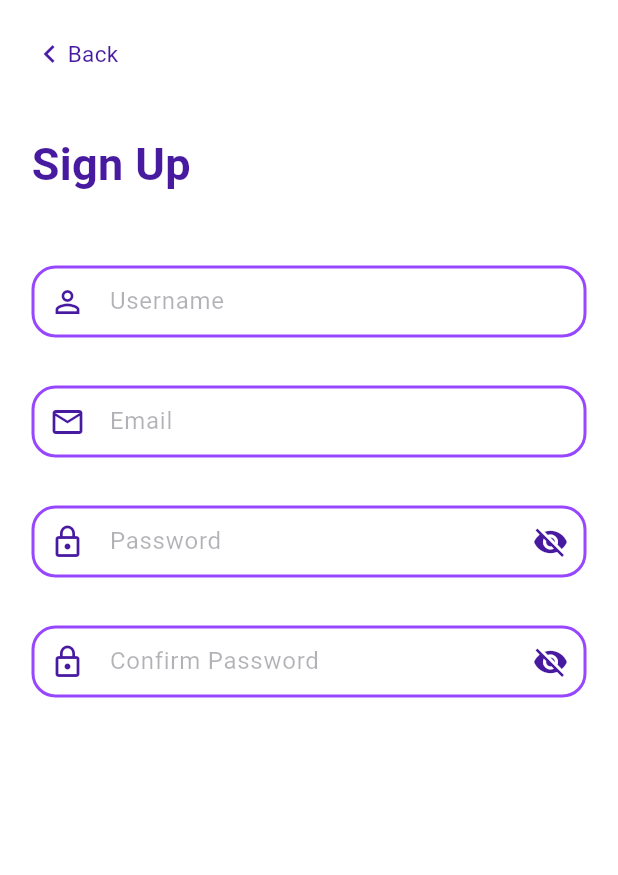
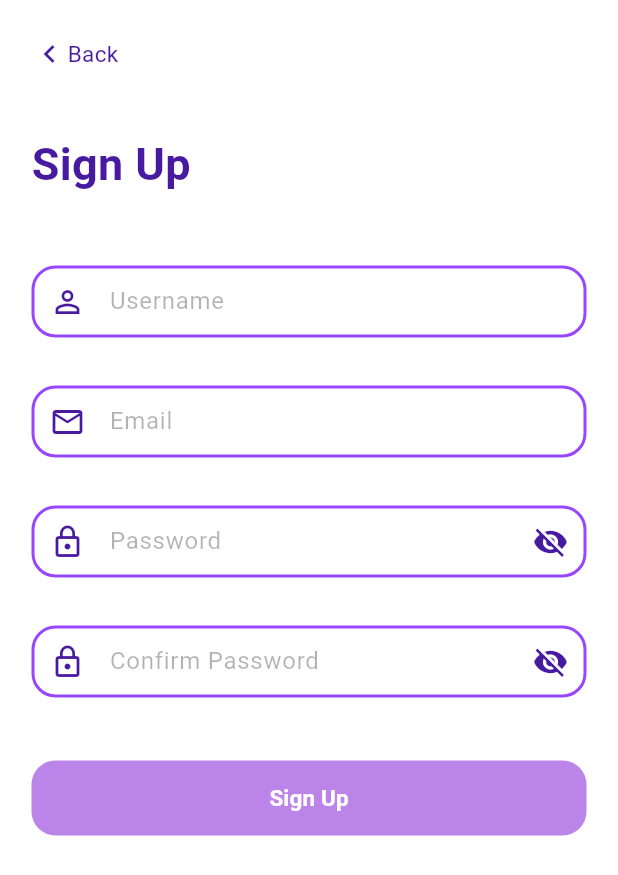
Before and after one commit to MartynaTyc/lab_mobilne, a Flutter app: the SignUpScreen screen opened directly, on a phone screen of 412 x 824 dp. Shown: the top 875 px of the screen. Run offline on Flutter 3.47's test engine with Material 3 defaults, Android fonts, the phone set to English and light mode, and no system bars.

Commit message:
na ekranie sign up - dodanie przycisku sign up

```diff
--- a/lib/screens/sign_up_screen.dart
+++ b/lib/screens/sign_up_screen.dart
@@ -121,6 +121,16 @@ class _SignUpScreenState extends State<SignUpScreen> {
                     enabledBorder: border,
                     focusedBorder: border,),),),
 
+              const SizedBox(height: forgotToButton),
+              SizedBox(
+                width: double.infinity,
+                height: buttonHeight,
+                child: ElevatedButton(
+                  onPressed: () {},
+                  style: ElevatedButton.styleFrom(backgroundColor: buttonColor, foregroundColor: Colors.white, elevation: 0,
+                    shape: RoundedRectangleBorder(borderRadius: BorderRadius.circular(borderRadius)),),
+                  child: const Text('Sign Up', style: TextStyle(fontSize: textFontSize, fontWeight: FontWeight.bold)),),),
+
             ],),),),);
   }
 }
```
